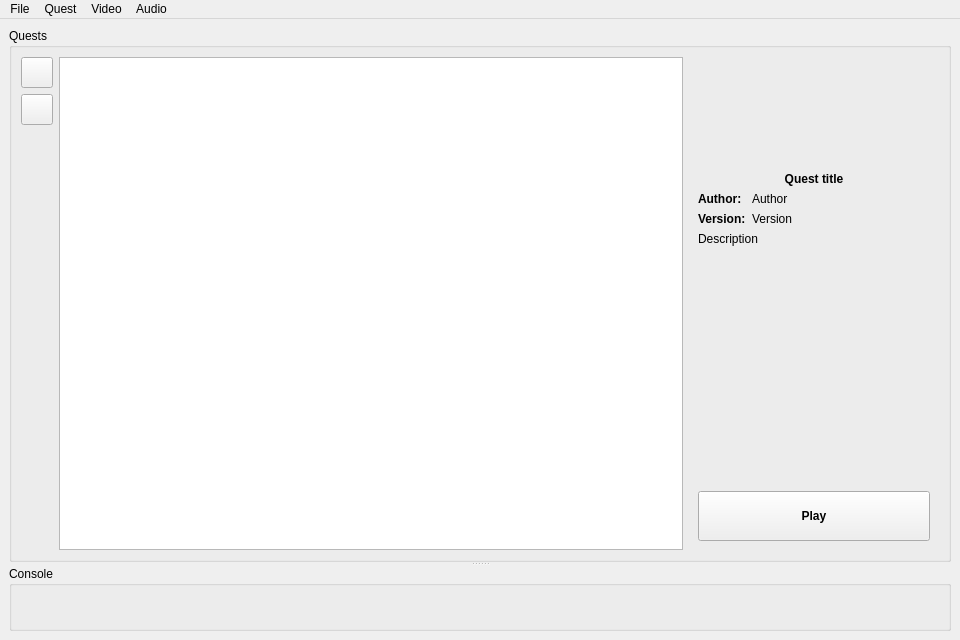
This is gui/src/main_window.ui in solarus-games/solarus as Qt 5 draws it before an edit. The edited form follows.
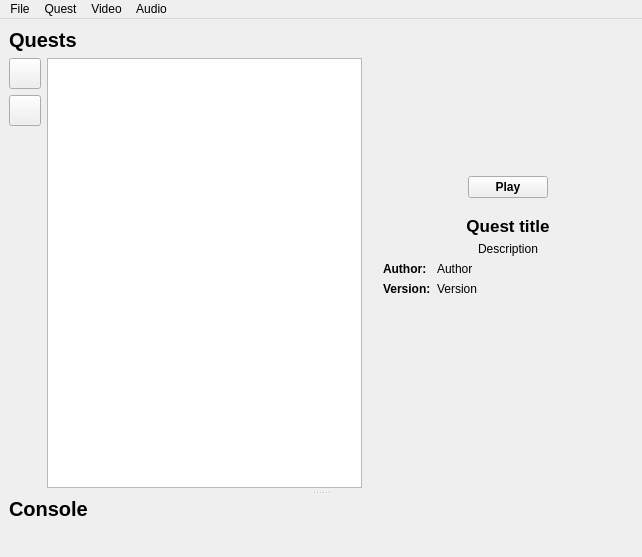
This is the edited form. Icons and pictures are not drawn. Custom widgets are drawn as their Qt base class.

What changed in the file:
```diff
--- a/gui/src/main_window.ui
+++ b/gui/src/main_window.ui
@@ -6,13 +6,40 @@
    <rect>
     <x>0</x>
     <y>0</y>
-    <width>960</width>
-    <height>640</height>
+    <width>642</width>
+    <height>557</height>
    </rect>
   </property>
+  <property name="minimumSize">
+   <size>
+    <width>600</width>
+    <height>0</height>
+   </size>
+  </property>
   <property name="windowTitle">
    <string>Solarus</string>
   </property>
+  <property name="styleSheet">
+   <string notr="true">QLabel#quests_title_label, 
+QLabel#console_title_label {
+	font-size: 15pt;
+	font-weight: bold;
+}
+
+QLabel#quest_title_value {
+	font-size: 13pt;
+	font-weight: bold;
+}
+
+QLabel#quest_author_label,
+QLabel#quest_version_label {
+	font-weight: bold;
+}
+
+QPushButton#play_button {
+	font-weight: bold;
+}</string>
+  </property>
   <widget class="QWidget" name="centralwidget">
    <layout class="QVBoxLayout" name="verticalLayout_3">
     <item>
@@ -20,13 +47,43 @@
       <property name="orientation">
        <enum>Qt::Vertical</enum>
       </property>
-      <widget class="QGroupBox" name="quests_group_box">
-       <property name="title">
-        <string>Quests</string>
+      <property name="handleWidth">
+       <number>9</number>
+      </property>
+      <widget class="QWidget" name="top_widget" native="true">
+       <property name="minimumSize">
+        <size>
+         <width>0</width>
+         <height>300</height>
+        </size>
        </property>
-       <layout class="QHBoxLayout" name="horizontalLayout">
-        <item>
-         <layout class="QVBoxLayout" name="vertical_layout_2">
+       <layout class="QGridLayout" name="top_widget_layout" columnstretch="0,1,0,0">
+        <property name="leftMargin">
+         <number>0</number>
+        </property>
+        <property name="topMargin">
+         <number>0</number>
+        </property>
+        <property name="rightMargin">
+         <number>0</number>
+        </property>
+        <property name="bottomMargin">
+         <number>0</number>
+        </property>
+        <item row="1" column="0">
+         <layout class="QVBoxLayout" name="buttons_layout">
+          <property name="leftMargin">
+           <number>0</number>
+          </property>
+          <property name="topMargin">
+           <number>0</number>
+          </property>
+          <property name="rightMargin">
+           <number>0</number>
+          </property>
+          <property name="bottomMargin">
+           <number>0</number>
+          </property>
           <item>
            <widget class="QToolButton" name="add_button">
             <property name="toolTip">
@@ -68,19 +125,22 @@
             </property>
             <property name="sizeHint" stdset="0">
              <size>
-              <width>20</width>
-              <height>40</height>
+              <width>0</width>
+              <height>0</height>
              </size>
             </property>
            </spacer>
           </item>
          </layout>
         </item>
-        <item>
-         <widget class="SolarusGui::QuestsView" name="quests_view"/>
-        </item>
-        <item>
+        <item row="1" column="3">
          <widget class="QWidget" name="quest_info_panel" native="true">
+          <property name="sizePolicy">
+           <sizepolicy hsizetype="Fixed" vsizetype="Preferred">
+            <horstretch>0</horstretch>
+            <verstretch>0</verstretch>
+           </sizepolicy>
+          </property>
           <property name="minimumSize">
            <size>
             <width>250</width>
@@ -93,52 +153,189 @@
             <height>16777215</height>
            </size>
           </property>
-          <layout class="QVBoxLayout" name="verticalLayout_2">
+          <layout class="QVBoxLayout" name="verticalLayout_2" stretch="0,0,0,0,0,0,0,1">
+           <property name="leftMargin">
+            <number>0</number>
+           </property>
+           <property name="topMargin">
+            <number>0</number>
+           </property>
+           <property name="rightMargin">
+            <number>0</number>
+           </property>
+           <property name="bottomMargin">
+            <number>0</number>
+           </property>
            <item>
             <widget class="QLabel" name="quest_box_label">
              <property name="sizePolicy">
-              <sizepolicy hsizetype="Fixed" vsizetype="Fixed">
+              <sizepolicy hsizetype="Preferred" vsizetype="Fixed">
                <horstretch>0</horstretch>
                <verstretch>0</verstretch>
               </sizepolicy>
              </property>
              <property name="minimumSize">
               <size>
-               <width>200</width>
+               <width>0</width>
+               <height>100</height>
+              </size>
+             </property>
+             <property name="maximumSize">
+              <size>
+               <width>16777215</width>
                <height>100</height>
               </size>
              </property>
              <property name="text">
               <string/>
              </property>
+             <property name="alignment">
+              <set>Qt::AlignCenter</set>
+             </property>
             </widget>
            </item>
+           <item>
+            <spacer name="verticalSpacer_1">
+             <property name="orientation">
+              <enum>Qt::Vertical</enum>
+             </property>
+             <property name="sizeType">
+              <enum>QSizePolicy::Fixed</enum>
+             </property>
+             <property name="sizeHint" stdset="0">
+              <size>
+               <width>0</width>
+               <height>12</height>
+              </size>
+             </property>
+            </spacer>
+           </item>
+           <item>
+            <layout class="QHBoxLayout" name="play_button_layout">
+             <property name="spacing">
+              <number>0</number>
+             </property>
+             <property name="leftMargin">
+              <number>0</number>
+             </property>
+             <property name="topMargin">
+              <number>0</number>
+             </property>
+             <property name="rightMargin">
+              <number>0</number>
+             </property>
+             <property name="bottomMargin">
+              <number>0</number>
+             </property>
+             <item>
+              <spacer name="play_button_left_spacer">
+               <property name="orientation">
+                <enum>Qt::Horizontal</enum>
+               </property>
+               <property name="sizeHint" stdset="0">
+                <size>
+                 <width>0</width>
+                 <height>0</height>
+                </size>
+               </property>
+              </spacer>
+             </item>
+             <item>
+              <widget class="QPushButton" name="play_button">
+               <property name="sizePolicy">
+                <sizepolicy hsizetype="Fixed" vsizetype="Fixed">
+                 <horstretch>0</horstretch>
+                 <verstretch>0</verstretch>
+                </sizepolicy>
+               </property>
+               <property name="text">
+                <string>Play</string>
+               </property>
+               <property name="icon">
+                <iconset resource="../resources/images.qrc">
+                 <normaloff>:/images/icon_start.png</normaloff>:/images/icon_start.png</iconset>
+               </property>
+               <property name="autoDefault">
+                <bool>false</bool>
+               </property>
+               <property name="default">
+                <bool>false</bool>
+               </property>
+              </widget>
+             </item>
+             <item>
+              <spacer name="playbutton_right_spacer">
+               <property name="orientation">
+                <enum>Qt::Horizontal</enum>
+               </property>
+               <property name="sizeHint" stdset="0">
+                <size>
+                 <width>0</width>
+                 <height>0</height>
+                </size>
+               </property>
+              </spacer>
+             </item>
+            </layout>
+           </item>
+           <item>
+            <spacer name="verticalSpacer_2">
+             <property name="orientation">
+              <enum>Qt::Vertical</enum>
+             </property>
+             <property name="sizeType">
+              <enum>QSizePolicy::Fixed</enum>
+             </property>
+             <property name="sizeHint" stdset="0">
+              <size>
+               <width>0</width>
+               <height>12</height>
+              </size>
+             </property>
+            </spacer>
+           </item>
            <item>
             <widget class="QLabel" name="quest_title_value">
-             <property name="font">
-              <font>
-               <weight>75</weight>
-               <bold>true</bold>
-              </font>
-             </property>
              <property name="text">
               <string>Quest title</string>
              </property>
              <property name="alignment">
               <set>Qt::AlignHCenter|Qt::AlignTop</set>
              </property>
+             <property name="wordWrap">
+              <bool>true</bool>
+             </property>
             </widget>
            </item>
            <item>
-            <layout class="QFormLayout" name="formLayout">
+            <widget class="QLabel" name="quest_long_description_value">
+             <property name="text">
+              <string>Description</string>
+             </property>
+             <property name="alignment">
+              <set>Qt::AlignHCenter|Qt::AlignTop</set>
+             </property>
+             <property name="wordWrap">
+              <bool>true</bool>
+             </property>
+            </widget>
+           </item>
+           <item>
+            <layout class="QGridLayout" name="quest_infos_layout" columnstretch="0,1">
+             <property name="leftMargin">
+              <number>0</number>
+             </property>
+             <property name="topMargin">
+              <number>0</number>
+             </property>
+             <property name="rightMargin">
+              <number>0</number>
+             </property>
+             <property name="bottomMargin">
+              <number>0</number>
+             </property>
              <item row="0" column="0">
               <widget class="QLabel" name="quest_author_label">
-               <property name="font">
-                <font>
-                 <weight>75</weight>
-                 <bold>true</bold>
-                </font>
-               </property>
                <property name="text">
                 <string>Author:</string>
                </property>
@@ -149,16 +346,13 @@
                <property name="text">
                 <string>Author</string>
                </property>
+               <property name="wordWrap">
+                <bool>true</bool>
+               </property>
               </widget>
              </item>
              <item row="1" column="0">
               <widget class="QLabel" name="quest_version_label">
-               <property name="font">
-                <font>
-                 <weight>75</weight>
-                 <bold>true</bold>
-                </font>
-               </property>
                <property name="text">
                 <string>Version:</string>
                </property>
@@ -169,69 +363,78 @@
                <property name="text">
                 <string>Version</string>
                </property>
+               <property name="wordWrap">
+                <bool>true</bool>
+               </property>
               </widget>
              </item>
             </layout>
            </item>
            <item>
-            <widget class="QLabel" name="quest_long_description_value">
-             <property name="text">
-              <string>Description</string>
-             </property>
-             <property name="alignment">
-              <set>Qt::AlignLeading|Qt::AlignLeft|Qt::AlignTop</set>
-             </property>
-             <property name="wordWrap">
-              <bool>true</bool>
-             </property>
-            </widget>
-           </item>
-           <item>
-            <spacer name="verticalSpacer">
+            <spacer name="quest_info_vertical_spacer">
              <property name="orientation">
               <enum>Qt::Vertical</enum>
              </property>
              <property name="sizeHint" stdset="0">
               <size>
-               <width>20</width>
-               <height>40</height>
+               <width>0</width>
+               <height>0</height>
               </size>
              </property>
             </spacer>
            </item>
-           <item>
-            <widget class="QPushButton" name="play_button">
-             <property name="minimumSize">
-              <size>
-               <width>150</width>
-               <height>50</height>
-              </size>
-             </property>
-             <property name="font">
-              <font>
-               <weight>75</weight>
-               <bold>true</bold>
-              </font>
-             </property>
-             <property name="text">
-              <string>Play</string>
-             </property>
-             <property name="icon">
-              <iconset resource="../resources/images.qrc">
-               <normaloff>:/images/icon_start.png</normaloff>:/images/icon_start.png</iconset>
-             </property>
-            </widget>
-           </item>
           </layout>
          </widget>
         </item>
+        <item row="1" column="1">
+         <widget class="SolarusGui::QuestsView" name="quests_view"/>
+        </item>
+        <item row="1" column="2">
+         <spacer name="top_widget_horizontal_spacer">
+          <property name="orientation">
+           <enum>Qt::Horizontal</enum>
+          </property>
+          <property name="sizeType">
+           <enum>QSizePolicy::Fixed</enum>
+          </property>
+          <property name="sizeHint" stdset="0">
+           <size>
+            <width>9</width>
+            <height>0</height>
+           </size>
+          </property>
+         </spacer>
+        </item>
+        <item row="0" column="0" colspan="4">
+         <widget class="QLabel" name="quests_title_label">
+          <property name="text">
+           <string>Quests</string>
+          </property>
+         </widget>
+        </item>
        </layout>
       </widget>
-      <widget class="QGroupBox" name="console_group_box">
-       <property name="title">
-        <string>Console</string>
-       </property>
-       <layout class="QVBoxLayout" name="verticalLayout">
+      <widget class="QWidget" name="bottom_widget" native="true">
+       <layout class="QVBoxLayout" name="bottom_widget_layout" stretch="0,1">
+        <property name="leftMargin">
+         <number>0</number>
+        </property>
+        <property name="topMargin">
+         <number>0</number>
+        </property>
+        <property name="rightMargin">
+         <number>0</number>
+        </property>
+        <property name="bottomMargin">
+         <number>0</number>
+        </property>
+        <item>
+         <widget class="QLabel" name="console_title_label">
+          <property name="text">
+           <string>Console</string>
+          </property>
+         </widget>
+        </item>
         <item>
          <widget class="SolarusGui::Console" name="console" native="true"/>
         </item>
@@ -246,8 +449,8 @@
     <rect>
      <x>0</x>
      <y>0</y>
-     <width>960</width>
-     <height>25</height>
+     <width>642</width>
+     <height>27</height>
     </rect>
    </property>
    <widget class="QMenu" name="menu_file">
```
Left out of the diff: 3 changed lines with no effect on the pictures.
